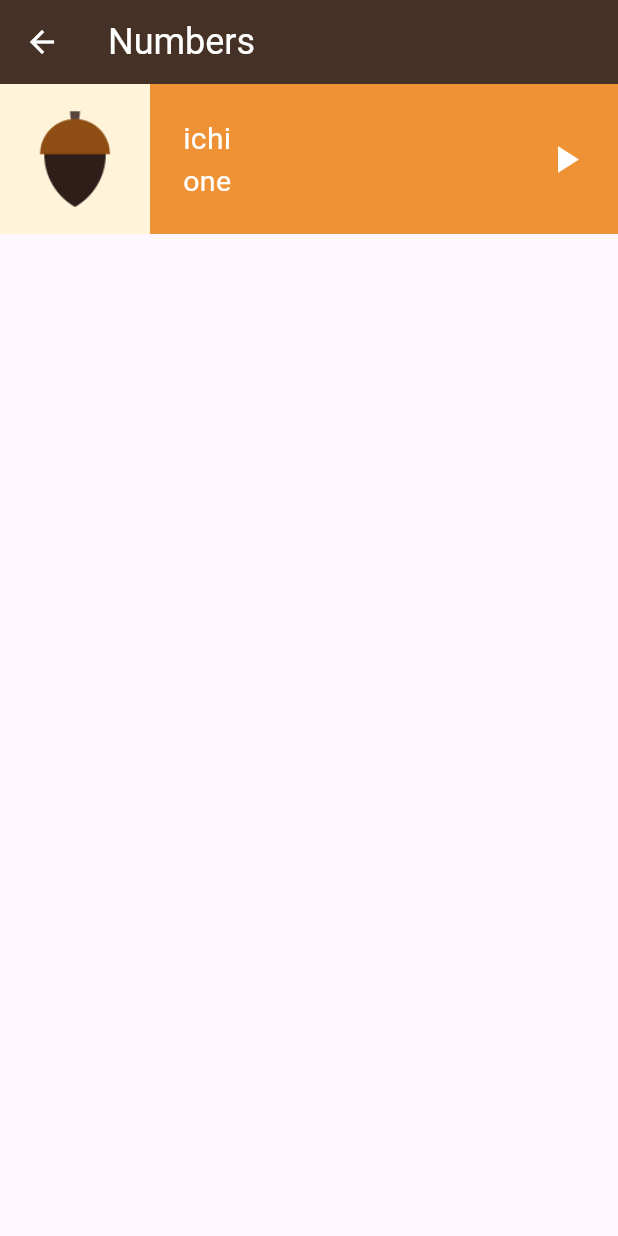
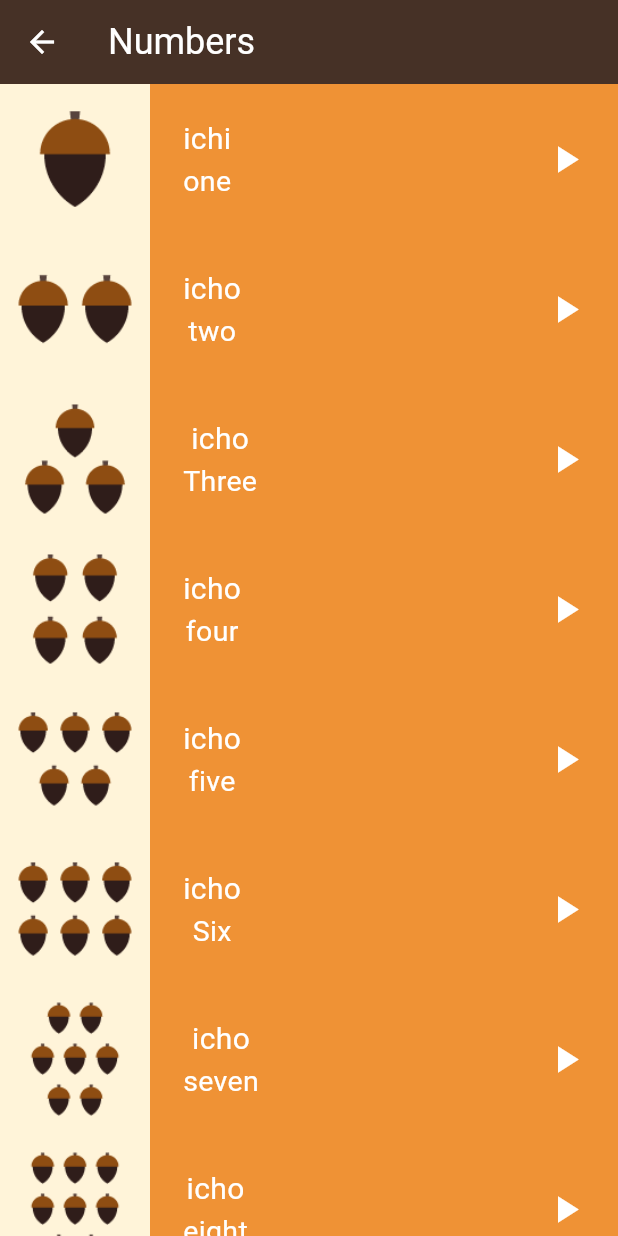
Before and after one commit to abdallahelghobary/Toku-App, a Flutter app: the NumbersPage screen opened directly, on a phone screen of 412 x 824 dp. Run offline on Flutter 3.47's test engine with Material 3 defaults, Android fonts, the phone set to English and light mode, and no system bars.

Commit message:
Refactor 2

```diff
--- /dev/null
+++ b/lib/components/item.dart
@@ -0,0 +1,46 @@
+import 'package:flutter/material.dart';
+import 'package:toku_app/screens/models/number.dart';
+
+class Item extends StatelessWidget {
+  const Item({super.key, required this.number});
+
+  final Number number;
+
+  @override
+  Widget build(BuildContext context) {
+    return Container(
+      height: 100,
+      color: Color(0xffef9235),
+
+      child: Row(
+        children: [
+          Container(color: Color(0xfffff4d9), child: Image.asset(number.image)),
+
+          Padding(
+            padding: const EdgeInsets.only(left: 22),
+            child: Column(
+              mainAxisAlignment: MainAxisAlignment.center,
+              children: [
+                Text(
+                  number.jpName,
+                  style: TextStyle(color: Colors.white, fontSize: 20),
+                ),
+                Text(
+                  number.enName,
+                  style: TextStyle(color: Colors.white, fontSize: 19),
+                ),
+              ],
+            ),
+          ),
+
+          Spacer(flex: 1),
+
+          Padding(
+            padding: const EdgeInsets.only(right: 20),
+            child: Icon(Icons.play_arrow, color: Colors.white, size: 30),
+          ),
+        ],
+      ),
+    );
+  }
+}
--- /dev/null
+++ b/lib/screens/models/number.dart
@@ -0,0 +1,10 @@
+
+class Number {
+final  String image;
+final String jpName;
+final  String enName;
+
+ const Number({required this.image, required this.jpName, required this.enName});
+
+
+}
--- a/lib/screens/numbers_page.dart
+++ b/lib/screens/numbers_page.dart
@@ -1,11 +1,62 @@
 import 'package:flutter/material.dart';
+import 'package:toku_app/components/item.dart';
+import 'package:toku_app/screens/models/number.dart';
 
 class NumbersPage extends StatelessWidget {
   const NumbersPage({super.key});
 
- final Number One = const Number(
-  image: 'assets/images/numbers/number_one.png', jpName: 'ichi', enName: 'one'
-  );
+  final List<Number> numbers = const [
+    Number(
+      image: 'assets/images/numbers/number_one.png',
+      jpName: 'ichi',
+      enName: 'one',
+    ),
+    Number(
+      image: 'assets/images/numbers/number_two.png',
+      jpName: 'icho',
+      enName: 'two',
+    ),
+    Number(
+      image: 'assets/images/numbers/number_three.png',
+      jpName: 'icho',
+      enName: 'Three',
+    ),
+    Number(
+      image: 'assets/images/numbers/number_four.png',
+      jpName: 'icho',
+      enName: 'four',
+    ),
+    Number(
+      image: 'assets/images/numbers/number_five.png',
+      jpName: 'icho',
+      enName: 'five',
+    ),
+    Number(
+      image: 'assets/images/numbers/number_six.png',
+      jpName: 'icho',
+      enName: 'Six',
+    ),
+    Number(
+      image: 'assets/images/numbers/number_seven.png',
+      jpName: 'icho',
+      enName: 'seven',
+    ),
+    Number(
+      image: 'assets/images/numbers/number_eight.png',
+      jpName: 'icho',
+      enName: 'eight',
+    ),
+    Number(
+      image: 'assets/images/numbers/number_nine.png',
+      jpName: 'icho',
+      enName: 'nine',
+    ),
+    Number(
+      image: 'assets/images/numbers/number_ten.png',
+      jpName: 'icho',
+      enName: 'ten',
+    ),
+  ];
 
   @override
   Widget build(BuildContext context) {
@@ -19,55 +70,23 @@
         ),
       ),
 
-      body: Container(
-        height: 100,
-        color: Color(0xffef9235),
-
-        child: Row(
-          children: [
-            Container(
-              color: Color(0xfffff4d9),
-              child: Image.asset(One.image),
-            ),
-
-            Padding(
-              padding: const EdgeInsets.only(left: 22),
-              child: Column(
-                mainAxisAlignment: MainAxisAlignment.center,
-                children: [
-                  Text(
-                    One.jpName,
-                    style: TextStyle(color: Colors.white, fontSize: 20),
-                  ),
-                  Text(
-                    One.enName,
-                    style: TextStyle(color: Colors.white, fontSize: 19),
-                  ),
-                ],
-              ),
-            ),
-
-            Spacer(flex: 1),
-
-            Padding(
-              padding: const EdgeInsets.only(right: 20),
-              child: Icon(Icons.play_arrow, color: Colors.white, size: 30),
-            ),
-          ],
-        ),
+      body: ListView.builder(
+        itemCount: numbers.length,
+        itemBuilder: (context, index) {
+          return Item(number: numbers[index]);
+        },
       ),
     );
   }
+
+/*
+  List<Widget> getlists(List<Number> numbers) {
+    List<Widget> itemList = [];
+
+    for (int i = 0; i < numbers.length; i++) {
+      itemList.add(Item(number: numbers[i]));
+    }
+    return itemList;
+  }
+  */
 }
-
-class Number {
-final  String image;
-final String jpName;
-final  String enName;
-
- const Number({required this.image, required this.jpName, required this.enName});
-
-
-
-
-}
```
